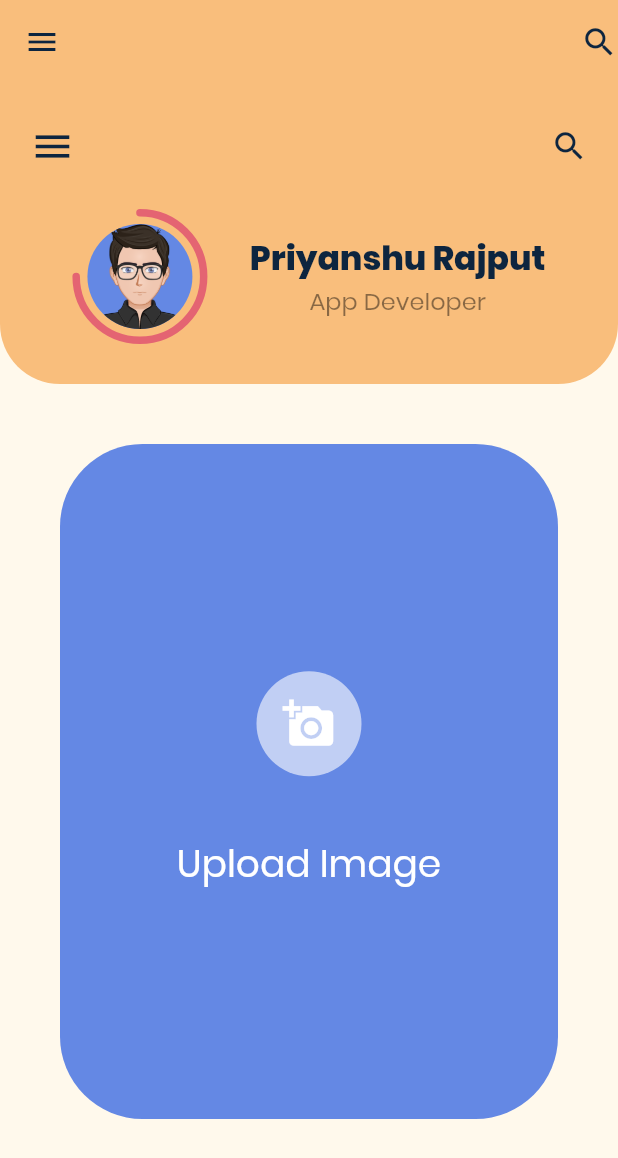
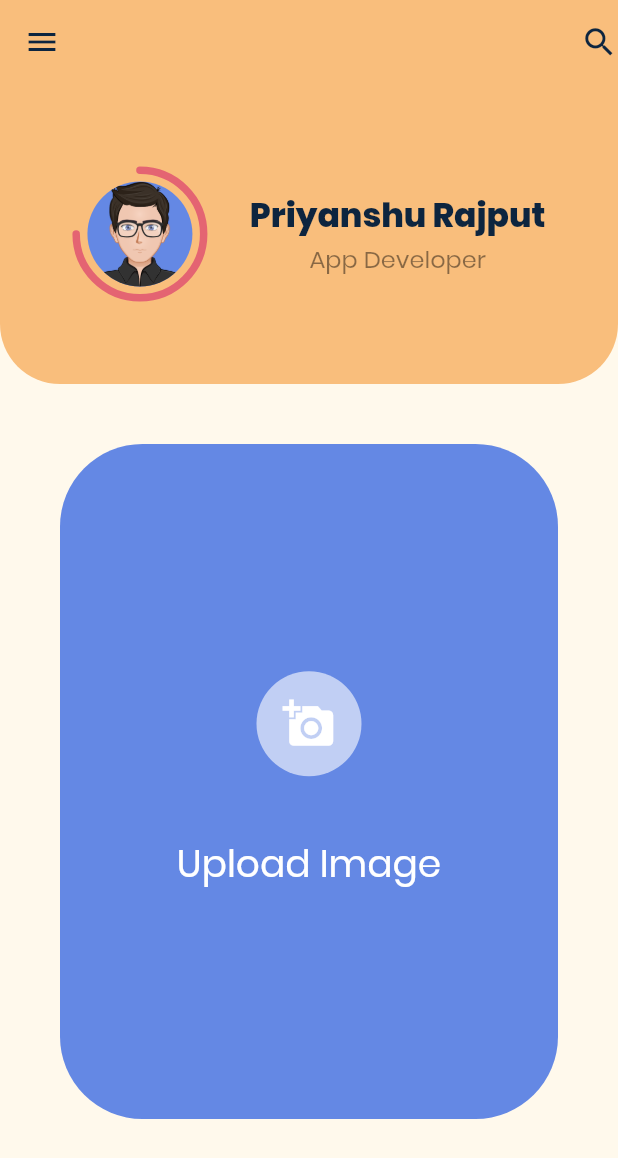
Before and after one commit to PriyanshuRj/MEDEX, a Flutter app: the UploadImage screen opened directly, on a phone screen of 412 x 824 dp. Shown: the top 1158 px of the screen. Run offline on Flutter 3.47's test engine with Material 2 defaults, Android fonts, the phone set to English and light mode, and no system bars; drawn by our look-alikes of percent_indicator; missing offline and left inert: sawo.

```diff
--- a/front_end/lib/screens/upload_image.dart
+++ b/front_end/lib/screens/upload_image.dart
@@ -42,15 +42,15 @@ class UploadImage extends StatelessWidget {
               child: Column(
                   mainAxisAlignment: MainAxisAlignment.spaceEvenly,
                   children: <Widget>[
-                    Row(
-                      mainAxisAlignment: MainAxisAlignment.spaceBetween,
-                      children: <Widget>[
-                        Icon(Icons.menu,
-                            color: LightColors.kDarkBlue, size: 30.0),
-                        Icon(Icons.search,
-                            color: LightColors.kDarkBlue, size: 25.0),
-                      ],
-                    ),
+                    // Row(
+                    //   mainAxisAlignment: MainAxisAlignment.spaceBetween,
+                    // children: <Widget>[
+                    //   Icon(Icons.menu,
+                    //       color: LightColors.kDarkBlue, size: 30.0),
+                    //   Icon(Icons.search,
+                    //       color: LightColors.kDarkBlue, size: 25.0),
+                    // ],
+                    // ),
                     Padding(
                       padding: const EdgeInsets.symmetric(
                           horizontal: 0, vertical: 0.0),
```
